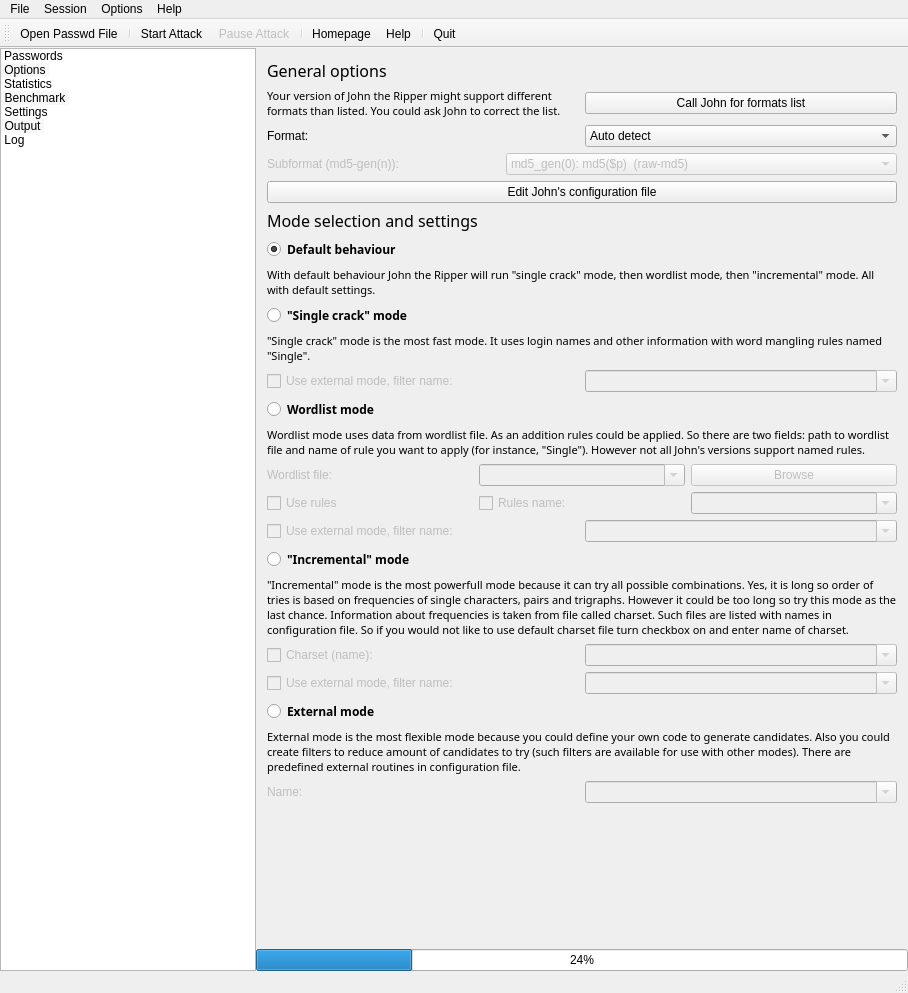
openwall/johnny, file mainwindow.ui: the form before one commit.
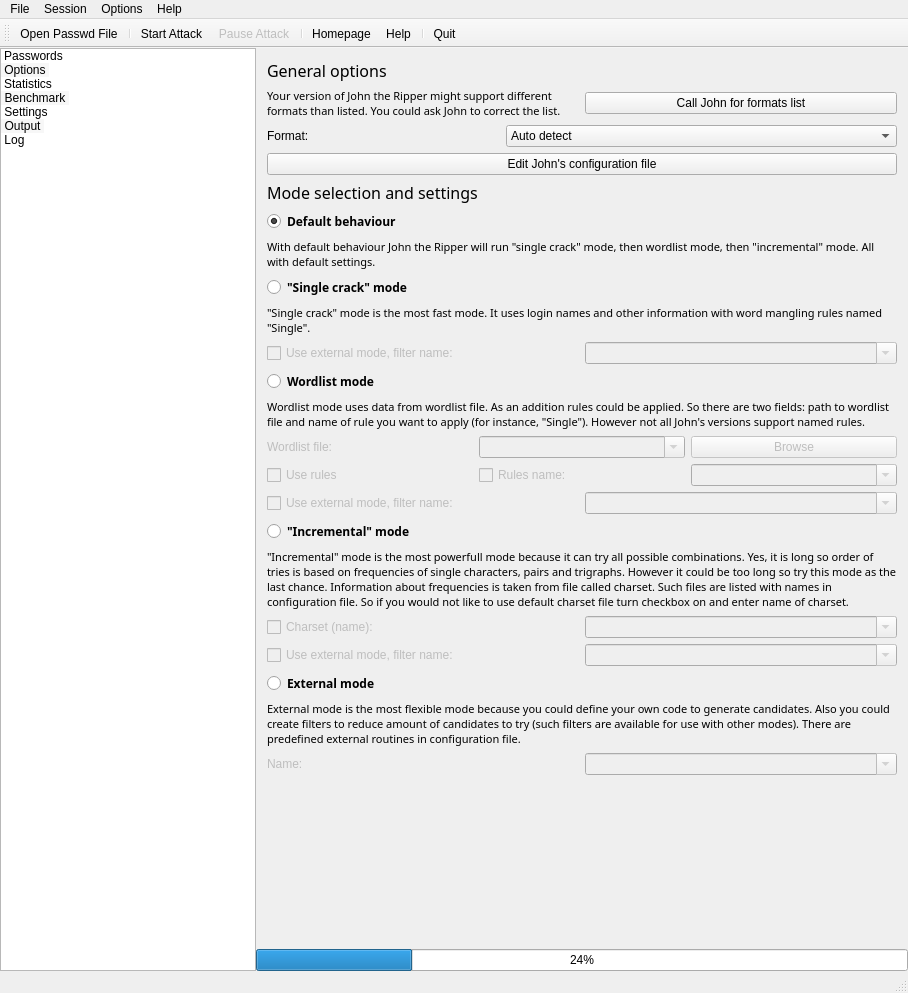
The form after the commit. Icons and pictures are not drawn.

Commit message: subformats and formats lists are merged into one list

What changed in the file:
```diff
--- a/mainwindow.ui
+++ b/mainwindow.ui
@@ -646,32 +646,6 @@
                  </item>
                  <item>
                   <property name="text">
-                   <string>md5-gen(n)</string>
-                  </property>
-                 </item>
-                </widget>
-               </item>
-              </layout>
-             </item>
-             <item>
-              <layout class="QHBoxLayout" name="horizontalLayout_11">
-               <item>
-                <widget class="QLabel" name="label_Subformat">
-                 <property name="enabled">
-                  <bool>false</bool>
-                 </property>
-                 <property name="text">
-                  <string>Subformat (md5-gen(n)):</string>
-                 </property>
-                </widget>
-               </item>
-               <item>
-                <widget class="QComboBox" name="comboBox_Subformat">
-                 <property name="enabled">
-                  <bool>false</bool>
-                 </property>
-                 <item>
-                  <property name="text">
                    <string>md5_gen(0): md5($p)  (raw-md5) </string>
                   </property>
                  </item>
```
The commit also changes 3 other files.
